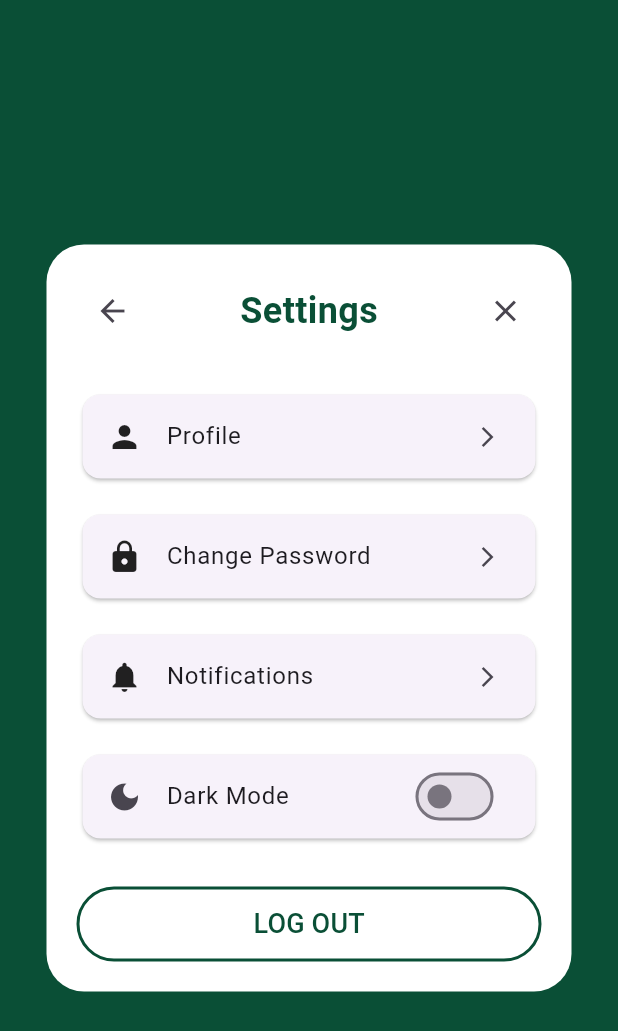
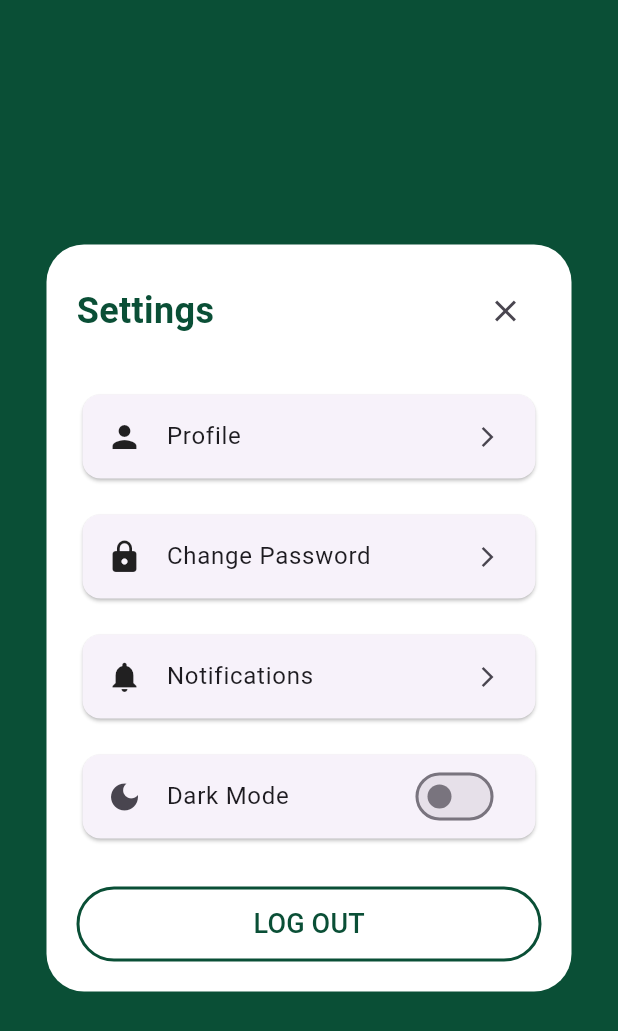
Before and after one commit to CR1SI/CarbonFootPrinters, a Flutter app: the SettingsScreen screen opened directly, on a phone screen of 412 x 824 dp. Shown: the top 1031 px of the screen. Run offline on Flutter 3.47's test engine with Material 3 defaults, Android fonts, the phone set to English and light mode, and no system bars; our stand-ins replace cloud_firestore, firebase_auth, firebase_core; accounts and stored records are empty; network calls fail.

Commit message:
fixed profile and settings UI

```diff
--- a/front-end/carbon_foot_printer/lib/profile_screen.dart
+++ b/front-end/carbon_foot_printer/lib/profile_screen.dart
@@ -42,7 +42,7 @@ class _ProfileScreenState extends State<ProfileScreen> {
             child: Column(
               mainAxisSize: MainAxisSize.min,
               children: [
-                // Header with Title + Back Arrow (top right)
+                // Header with Title (left) + Back Arrow (top right, facing left)
                 Row(
                   mainAxisAlignment: MainAxisAlignment.spaceBetween,
                   children: [
@@ -55,7 +55,7 @@ class _ProfileScreenState extends State<ProfileScreen> {
                       ),
                     ),
                     IconButton(
-                      icon: const Icon(Icons.arrow_forward, color: Color(0xFF0A4F36)),
+                      icon: const Icon(Icons.arrow_back, color: Color(0xFF0A4F36)),
                       onPressed: () {
                         Navigator.pushReplacement(
                           context,
--- a/front-end/carbon_foot_printer/lib/settings_screen.dart
+++ b/front-end/carbon_foot_printer/lib/settings_screen.dart
@@ -24,14 +24,10 @@ class SettingsScreen extends StatelessWidget {
             child: Column(
               mainAxisSize: MainAxisSize.min,
               children: [
-                // Header
+                // Header with Title (left) + Close (right) — no back arrow
                 Row(
                   mainAxisAlignment: MainAxisAlignment.spaceBetween,
                   children: [
-                    IconButton(
-                      icon: const Icon(Icons.arrow_back),
-                      onPressed: () => Navigator.pop(context),
-                    ),
                     const Text(
                       "Settings",
                       style: TextStyle(
```
